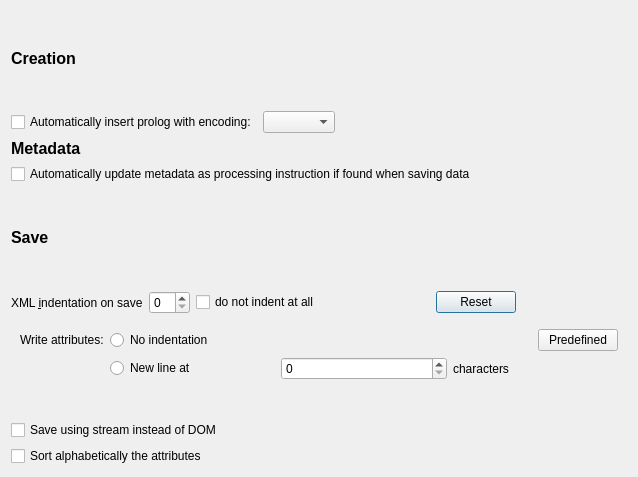
The window that src/config/configurexmlmanagementdialog.ui (lbellonda/qxmledit) describes before a commit, drawn with Qt 5.
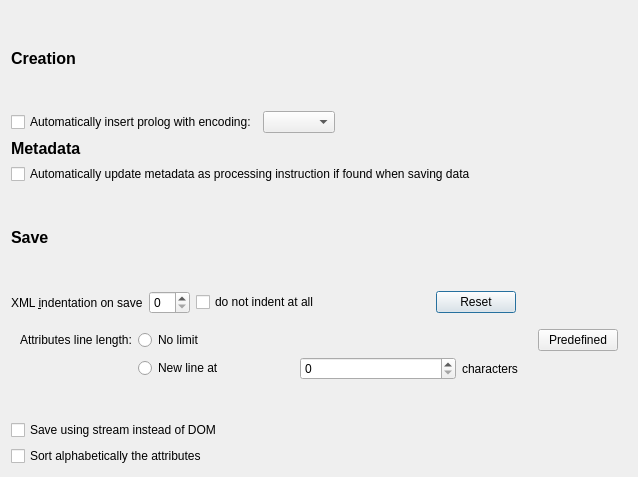
The same window after the commit.

Commit message: Default on for the analyze relations. Sort attributes.

Patch:
```diff
--- a/src/config/configurexmlmanagementdialog.ui
+++ b/src/config/configurexmlmanagementdialog.ui
@@ -218,7 +218,7 @@
       <item row="0" column="0">
        <widget class="QLabel" name="label_7">
         <property name="text">
-         <string>Write attributes:</string>
+         <string>Attributes line length:</string>
         </property>
        </widget>
       </item>
@@ -227,7 +227,7 @@
         <item>
          <widget class="QRadioButton" name="attrNoIndendation">
           <property name="text">
-           <string>No indentation</string>
+           <string>No limit</string>
           </property>
          </widget>
         </item>
```
The commit also changes 29 other files.
